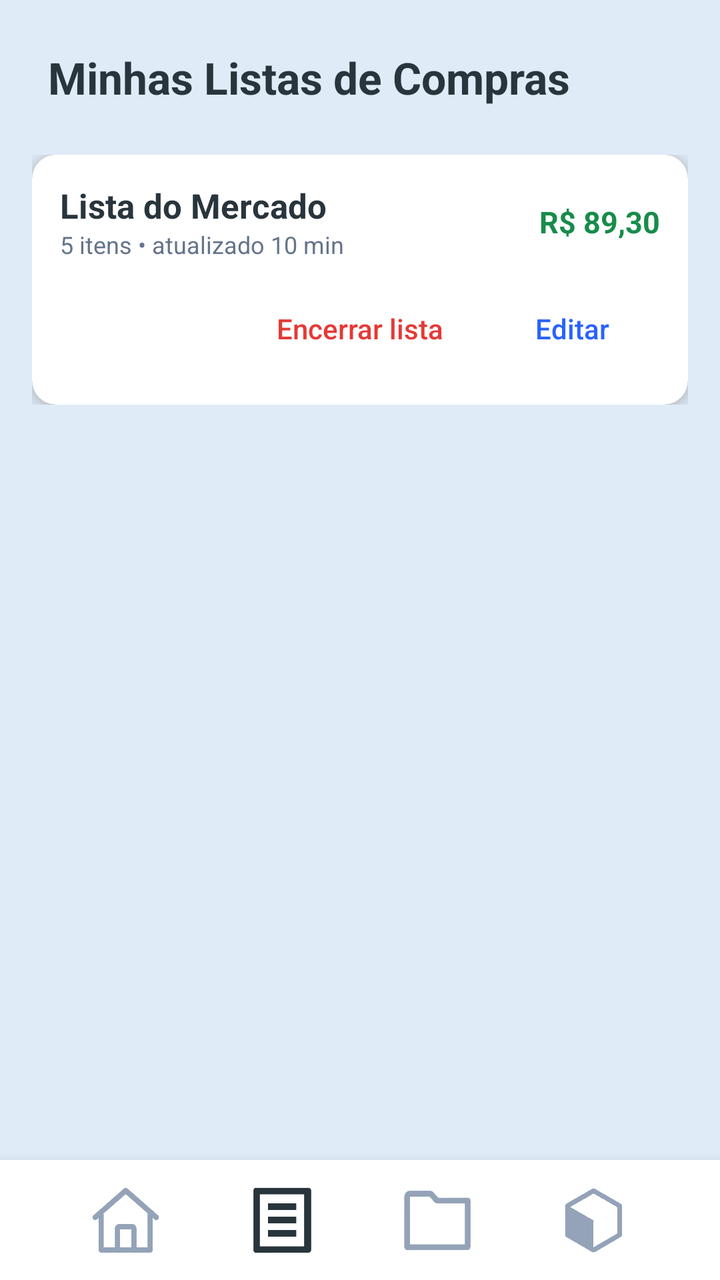
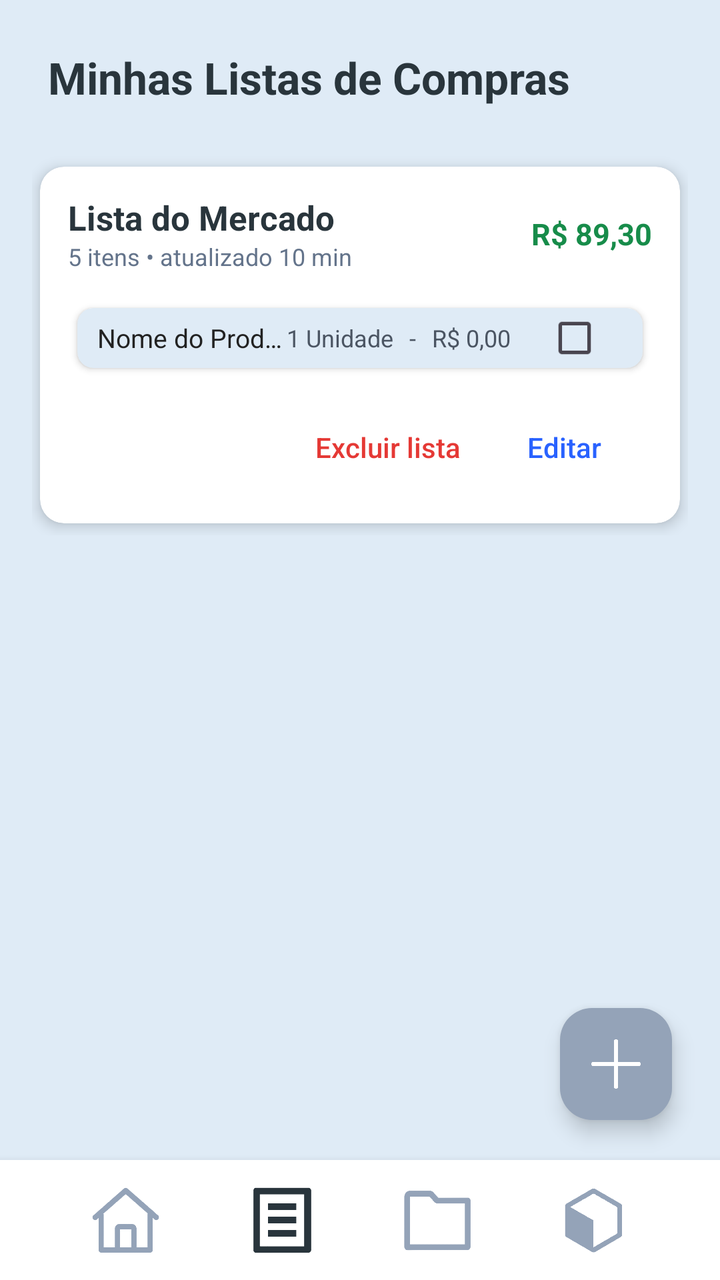

Before-and-after screenshots of an Android layout around one commit, followed by the original layout XML and the change that was made.
<!-- AndroidManifest.xml: application theme Theme.ListaCompras -->
<!-- res/layout/activity_tela_listas.xml -->
<?xml version="1.0" encoding="utf-8"?>
<RelativeLayout xmlns:android="http://schemas.android.com/apk/res/android"
    xmlns:app="http://schemas.android.com/apk/res-auto"
    xmlns:tools="http://schemas.android.com/tools"
    android:id="@+id/main"
    android:layout_width="match_parent"
    android:layout_height="match_parent"
    android:background="#DFEBF6"
    tools:context=".tela_listas">

    <TextView
        android:id="@+id/txtTitulo"
        android:layout_width="match_parent"
        android:layout_height="wrap_content"
        android:padding="24dp"
        android:text="Minhas Listas de Compras"
        android:textColor="#29353C"
        android:textSize="22sp"
        android:textStyle="bold" />

    <ScrollView
        android:layout_width="match_parent"
        android:layout_height="match_parent"
        android:layout_below="@id/txtTitulo"
        android:paddingHorizontal="16dp"
        android:layout_above="@+id/footer">

        <LinearLayout
            android:id="@+id/containerListas"
            android:layout_width="match_parent"
            android:layout_height="wrap_content"
            android:orientation="vertical"
            android:paddingBottom="24dp">

            <include
                android:id="@+id/cardListaExemplo"
                layout="@layout/activity_card_lista" />

        </LinearLayout>

    </ScrollView>

    <LinearLayout
        android:id="@+id/footer"
        android:layout_width="match_parent"
        android:layout_height="60dp"
        android:layout_alignParentBottom="true"
        android:background="#FFFFFF"
        android:elevation="10dp"
        android:gravity="center"
        android:orientation="horizontal"
        android:paddingHorizontal="24dp">

        <ImageView
            android:id="@+id/iconHome"
            android:layout_width="36dp"
            android:layout_height="36dp"
            android:layout_weight="1"
            android:src="@drawable/ic_home"
            app:tint="#94A3B8"/>

        <ImageView
            android:id="@+id/iconListas"
            android:layout_width="36dp"
            android:layout_height="36dp"
            android:layout_weight="1"
            android:src="@drawable/ic_lista"
            app:tint="#29353C"/>

        <ImageView
            android:id="@+id/iconCategorias"
            android:layout_width="36dp"
            android:layout_height="36dp"
            android:layout_weight="1"
            android:src="@drawable/ic_pasta"
            app:tint="#94A3B8"/>

        <ImageView
            android:id="@+id/iconProdutos"
            android:layout_width="36dp"
            android:layout_height="36dp"
            android:layout_weight="1"
            android:src="@drawable/ic_caixa"
            app:tint="#94A3B8"/>

    </LinearLayout>
</RelativeLayout>
<!-- res/layout/activity_card_lista.xml (included above) -->
<?xml version="1.0" encoding="utf-8"?>
<androidx.cardview.widget.CardView
    xmlns:android="http://schemas.android.com/apk/res/android"
    xmlns:card_view="http://schemas.android.com/apk/res-auto"
    android:layout_width="match_parent"
    android:layout_height="wrap_content"
    android:id="@+id/main"
    card_view:cardCornerRadius="12dp"
    card_view:cardElevation="6dp"
    android:foreground="?android:attr/selectableItemBackground">

    <LinearLayout
        android:id="@+id/rootCard"
        android:orientation="vertical"
        android:padding="14dp"
        android:layout_width="match_parent"
        android:layout_height="wrap_content">

        <LinearLayout
            android:id="@+id/headerArea"
            android:layout_width="match_parent"
            android:layout_height="wrap_content"
            android:orientation="horizontal"
            android:gravity="center_vertical">

            <LinearLayout
                android:layout_width="0dp"
                android:layout_height="wrap_content"
                android:layout_weight="1"
                android:orientation="vertical">

                <TextView
                    android:id="@+id/txtNomeLista"
                    android:layout_width="wrap_content"
                    android:layout_height="wrap_content"
                    android:text="Lista do Mercado"
                    android:textSize="17sp"
                    android:textStyle="bold"
                    android:textColor="#29353C"/>

                <TextView
                    android:id="@+id/txtSubInfo"
                    android:layout_width="wrap_content"
                    android:layout_height="wrap_content"
                    android:text="5 itens • atualizado 10 min"
                    android:textSize="12sp"
                    android:textColor="#64748B"/>
            </LinearLayout>

            <TextView
                android:id="@+id/txtTotalLista"
                android:layout_width="wrap_content"
                android:layout_height="wrap_content"
                android:text="R$ 89,30"
                android:textSize="15sp"
                android:textStyle="bold"
                android:textColor="#178C4A"/>
        </LinearLayout>

        <LinearLayout
            android:id="@+id/expandableArea"
            android:layout_marginTop="12dp"
            android:layout_width="match_parent"
            android:layout_height="wrap_content"
            android:orientation="vertical"
            android:visibility="gone">

            <androidx.recyclerview.widget.RecyclerView
                android:id="@+id/recyclerProdutos"
                android:layout_width="match_parent"
                android:layout_height="wrap_content"
                android:nestedScrollingEnabled="false"/>

            <TextView
                android:id="@+id/btnVerTudo"
                android:layout_width="wrap_content"
                android:layout_height="wrap_content"
                android:text="Ver tudo →"
                android:textColor="#2962FF"
                android:textSize="14sp"
                android:paddingTop="8dp"/>
        </LinearLayout>

        <LinearLayout
            android:id="@+id/footerActions"
            android:layout_width="match_parent"
            android:layout_height="wrap_content"
            android:orientation="horizontal"
            android:gravity="end"
            android:layout_marginTop="10dp">

            <Button
                android:id="@+id/btnEncerrar"
                style="@android:style/Widget.Material.Button.Borderless"
                android:layout_width="wrap_content"
                android:layout_height="wrap_content"
                android:text="Encerrar lista"
                android:textAllCaps="false"
                android:textColor="#E53935"
                android:paddingStart="8dp"
                android:paddingEnd="8dp"/>

            <Button
                android:id="@+id/btnEditarLista"
                style="@android:style/Widget.Material.Button.Borderless"
                android:layout_width="wrap_content"
                android:layout_height="wrap_content"
                android:text="Editar"
                android:textAllCaps="false"
                android:layout_marginStart="12dp"
                android:textColor="#2962FF"/>

        </LinearLayout>

    </LinearLayout>

</androidx.cardview.widget.CardView>
<!-- resources referenced by this layout -->
<resources>
  <!-- drawable ic_caixa: png bitmap (drawable, 30803 bytes) -->
  <!-- drawable ic_home: png bitmap (drawable, 26750 bytes) -->
  <!-- drawable ic_lista: png bitmap (drawable, 12721 bytes) -->
  <!-- drawable ic_pasta: png bitmap (drawable, 12054 bytes) -->
  <style name="Theme.ListaCompras" parent="Base.Theme.ListaCompras" />
  <style name="Base.Theme.ListaCompras" parent="Theme.Material3.DayNight.NoActionBar">
          
          
      </style>
</resources>

<!-- the commit's change to res/layout/activity_tela_listas.xml (unified diff, before → after) -->
@@ -6,7 +6,7 @@
     android:layout_width="match_parent"
     android:layout_height="match_parent"
     android:background="#DFEBF6"
-    tools:context=".tela_listas">
+    tools:context=".TelaListas">
 
     <TextView
         android:id="@+id/txtTitulo"
@@ -33,8 +33,10 @@
             android:paddingBottom="24dp">
 
             <include
-                android:id="@+id/cardListaExemplo"
-                layout="@layout/activity_card_lista" />
+                android:id="@+id/includeCard"
+                layout="@layout/card_lista"
+                android:layout_width="match_parent"
+                android:layout_height="wrap_content"/>
 
         </LinearLayout>
 
@@ -46,7 +48,7 @@
         android:layout_height="60dp"
         android:layout_alignParentBottom="true"
         android:background="#FFFFFF"
-        android:elevation="10dp"
+        android:elevation="6dp"
         android:gravity="center"
         android:orientation="horizontal"
         android:paddingHorizontal="24dp">
@@ -57,7 +59,7 @@
             android:layout_height="36dp"
             android:layout_weight="1"
             android:src="@drawable/ic_home"
-            app:tint="#94A3B8"/>
+            app:tint="#94A3B8" />
 
         <ImageView
             android:id="@+id/iconListas"
@@ -65,7 +67,7 @@
             android:layout_height="36dp"
             android:layout_weight="1"
             android:src="@drawable/ic_lista"
-            app:tint="#29353C"/>
+            app:tint="#29353C" />
 
         <ImageView
             android:id="@+id/iconCategorias"
@@ -73,7 +75,7 @@
             android:layout_height="36dp"
             android:layout_weight="1"
             android:src="@drawable/ic_pasta"
-            app:tint="#94A3B8"/>
+            app:tint="#94A3B8" />
 
         <ImageView
             android:id="@+id/iconProdutos"
@@ -81,21 +83,40 @@
             android:layout_height="36dp"
             android:layout_weight="1"
             android:src="@drawable/ic_caixa"
-            app:tint="#94A3B8"/>
-
+            app:tint="#94A3B8" />
     </LinearLayout>
+
+    <com.google.android.material.floatingactionbutton.FloatingActionButton
+        android:id="@+id/btnAddLista"
+        android:layout_width="wrap_content"
+        android:layout_height="wrap_content"
+        android:layout_alignParentBottom="true"
+        android:layout_alignParentEnd="true"
+        android:layout_marginBottom="80dp"
+        android:layout_marginEnd="24dp"
+        android:src="@drawable/ic_add"
+        app:backgroundTint="#94A3B8"
+        app:tint="@android:color/white"
+        app:maxImageSize="36dp"
+        android:elevation="10dp" />
+
 </RelativeLayout>
-<!-- res/layout/activity_card_lista.xml (included above) -->
+<!-- res/layout/card_lista.xml (included above) -->
 <?xml version="1.0" encoding="utf-8"?>
 <androidx.cardview.widget.CardView
     xmlns:android="http://schemas.android.com/apk/res/android"
     xmlns:card_view="http://schemas.android.com/apk/res-auto"
+    android:id="@+id/cardListaMain"
     android:layout_width="match_parent"
     android:layout_height="wrap_content"
-    android:id="@+id/main"
     card_view:cardCornerRadius="12dp"
-    card_view:cardElevation="6dp"
-    android:foreground="?android:attr/selectableItemBackground">
+    android:foreground="?android:attr/selectableItemBackground"
+    card_view:cardElevation="4dp"
+    card_view:cardMaxElevation="4dp"
+    card_view:cardUseCompatPadding="true"
+    card_view:cardPreventCornerOverlap="false"
+    android:outlineProvider="background"
+    android:clipToOutline="false">
 
     <LinearLayout
         android:id="@+id/rootCard"
@@ -150,23 +171,13 @@
             android:layout_marginTop="12dp"
             android:layout_width="match_parent"
             android:layout_height="wrap_content"
-            android:orientation="vertical"
-            android:visibility="gone">
-
-            <androidx.recyclerview.widget.RecyclerView
-                android:id="@+id/recyclerProdutos"
-                android:layout_width="match_parent"
-                android:layout_height="wrap_content"
-                android:nestedScrollingEnabled="false"/>
-
-            <TextView
-                android:id="@+id/btnVerTudo"
-                android:layout_width="wrap_content"
-                android:layout_height="wrap_content"
-                android:text="Ver tudo →"
-                android:textColor="#2962FF"
-                android:textSize="14sp"
-                android:paddingTop="8dp"/>
+            android:orientation="vertical">
+            
+
+            <include
+                android:id="@+id/cardListaExemplo"
+                layout="@layout/card_produto_lista" />
+
         </LinearLayout>
 
         <LinearLayout
@@ -178,11 +189,11 @@
             android:layout_marginTop="10dp">
 
             <Button
-                android:id="@+id/btnEncerrar"
+                android:id="@+id/btnExcluir"
                 style="@android:style/Widget.Material.Button.Borderless"
                 android:layout_width="wrap_content"
                 android:layout_height="wrap_content"
-                android:text="Encerrar lista"
+                android:text="Excluir lista"
                 android:textAllCaps="false"
                 android:textColor="#E53935"
                 android:paddingStart="8dp"
@@ -195,7 +206,6 @@
                 android:layout_height="wrap_content"
                 android:text="Editar"
                 android:textAllCaps="false"
-                android:layout_marginStart="12dp"
                 android:textColor="#2962FF"/>
 
         </LinearLayout>
@@ -203,3 +213,69 @@
     </LinearLayout>
 
 </androidx.cardview.widget.CardView>
+<!-- res/layout/card_produto_lista.xml (included above) -->
+<?xml version="1.0" encoding="utf-8"?>
+<androidx.cardview.widget.CardView xmlns:android="http://schemas.android.com/apk/res/android"
+    xmlns:card_view="http://schemas.android.com/apk/res-auto"
+    android:layout_width="match_parent"
+    android:layout_height="wrap_content"
+    card_view:cardUseCompatPadding="true"
+    card_view:cardCornerRadius="8dp"
+    card_view:cardElevation="2dp"
+    android:backgroundTint="#DFEBF6">
+
+    <LinearLayout
+        android:id="@+id/layoutItemProduto"
+        android:layout_width="match_parent"
+        android:layout_height="30dp"
+        android:orientation="horizontal"
+        android:gravity="center_vertical"
+        android:paddingHorizontal="10dp">
+
+        <TextView
+            android:id="@+id/txtNomeProduto"
+            android:layout_width="0dp"
+            android:layout_height="wrap_content"
+            android:layout_weight="1"
+            android:text="Nome do Produto"
+            android:textSize="13sp"
+            android:textColor="#222222"
+            android:maxLines="1"
+            android:ellipsize="end" />
+
+        <TextView
+            android:id="@+id/txtQuantidade"
+            android:layout_width="wrap_content"
+            android:layout_height="wrap_content"
+            android:text="1 Unidade"
+            android:textSize="12sp"
+            android:textColor="#4B5563"
+            android:layout_marginEnd="8dp" />
+
+        <TextView
+            android:id="@+id/txtEspaco"
+            android:layout_width="wrap_content"
+            android:layout_height="wrap_content"
+            android:text="-"
+            android:textSize="12sp"
+            android:textColor="#4B5563"
+            android:layout_marginEnd="8dp" />
+
+        <TextView
+            android:id="@+id/txtPrecoProduto"
+            android:layout_width="wrap_content"
+            android:layout_height="wrap_content"
+            android:text="R$ 0,00"
+            android:textSize="12sp"
+            android:textColor="#4B5563"
+            android:layout_marginEnd="8dp" />
+
+        <CheckBox
+            android:id="@+id/checkComprado"
+            android:layout_width="wrap_content"
+            android:layout_height="wrap_content"
+            android:scaleX="0.9"
+            android:scaleY="0.9" />
+    </LinearLayout>
+
+</androidx.cardview.widget.CardView>
<!-- resource entries referenced after the edit -->
@@ -1,5 +1,6 @@
 <!-- resources referenced by this layout -->
 <resources>
+  <!-- drawable ic_add: png bitmap (drawable, 3028 bytes) -->
   <!-- drawable ic_caixa: png bitmap (drawable, 30803 bytes) -->
   <!-- drawable ic_home: png bitmap (drawable, 26750 bytes) -->
   <!-- drawable ic_lista: png bitmap (drawable, 12721 bytes) -->
